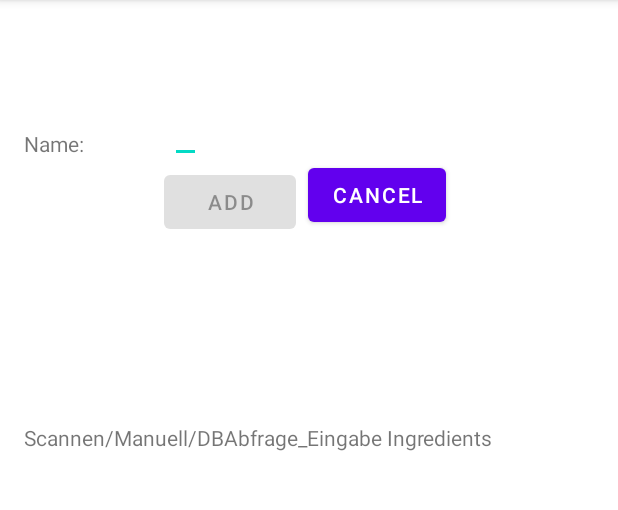
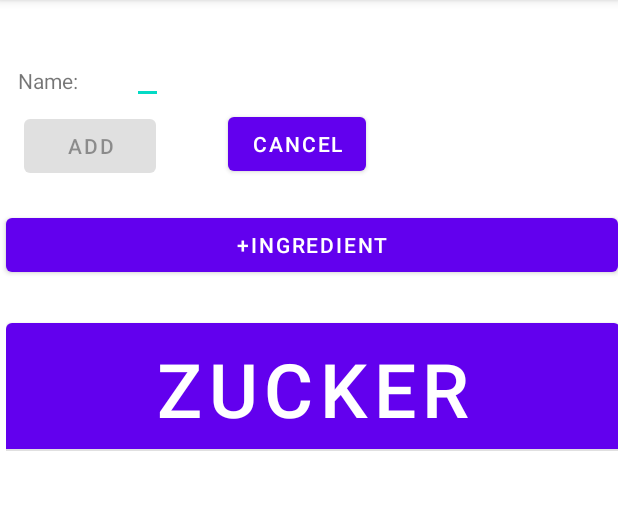
Before and after one commit to StardOva/Softwareprojekt, an Android app: the AddNewMealActivity screen opened directly, with no data from a screen before it, on a phone screen of 412 x 824 dp, the part 84-594 px from its top. Run offline under Robolectric (Android 15) with nearby library versions, the phone set to English and light mode, and no system bars; our stand-ins replace Room's generated code; 3 statements that could not run were skipped.

Commit message:
add test ingredient to meal shows all ingredients in AddMealActivity(not MealActivity)

```diff
--- /dev/null
+++ b/app/src/main/java/com/example/fitforfit/adapter/IngredientListAdapter.java
@@ -0,0 +1,89 @@
+package com.example.fitforfit.adapter;
+
+import android.content.Context;
+import android.content.Intent;
+import android.view.LayoutInflater;
+import android.view.View;
+import android.view.ViewGroup;
+import android.widget.Button;
+
+import androidx.annotation.NonNull;
+import androidx.recyclerview.widget.RecyclerView;
+
+import com.example.fitforfit.R;
+import com.example.fitforfit.entity.Ingredient;
+import com.example.fitforfit.entity.Meal;
+import com.example.fitforfit.ui.main.MealActivity;
+
+import java.util.List;
+
+public class IngredientListAdapter extends RecyclerView.Adapter<IngredientListAdapter.MyViewHolder>{
+
+    private Context context;
+    private Context addNewMealActivity;
+
+    private List<Ingredient> ingredientList;
+
+    public IngredientListAdapter(Context context) {
+        this.context = context;
+    }
+
+    public void setContext(Context addNewMealActivity){
+        this.addNewMealActivity = addNewMealActivity;
+    }
+
+    public void setIngredientList(List<Ingredient> ingredientList) {
+        this.ingredientList = ingredientList;
+        notifyDataSetChanged();
+    }
+
+
+
+    @NonNull
+    @Override
+    public IngredientListAdapter.MyViewHolder onCreateViewHolder(@NonNull ViewGroup parent, int viewType) {
+        View view = LayoutInflater.from(context).inflate(R.layout.recycler_row_tracker_ingredient, parent, false);
+
+        return new MyViewHolder(view);
+    }
+
+    @Override
+    public void onBindViewHolder(@NonNull IngredientListAdapter.MyViewHolder holder, int position) {
+        /*String meal_name = this.mealList.get(position).meal_name;
+        holder.mealButton.setText(meal_name);
+        String date = this.mealList.get(position).date;
+        String[] split = this.mealList.get(position).date.split("-");
+        String displayDate = split[2]+"."+split[1]+".";
+        holder.dayButton.setText(displayDate);
+
+       */
+        String ing_name = this.ingredientList.get(position).ingredient_name;
+        holder.ingredientButton.setText(ing_name.toString());
+        /*holder.ingredientButton.setOnClickListener(v -> {
+                //öffne Ingrdeint bearbeiten activity
+        });*/
+    }
+
+    @Override
+    public int getItemCount() {
+        return  this.ingredientList.size();
+    }
+
+
+
+    public class MyViewHolder extends RecyclerView.ViewHolder{
+        /*TextView tvFirstName;
+        TextView tvLastName;*/
+        /*Button mealButton;
+INHALT RECYCLER ROW LYOUT*/
+        Button ingredientButton;
+        public MyViewHolder(View view) {
+            super(view);
+            /*tvFirstName = view.findViewById(R.id.tvFirstName);
+            tvLastName = view.findViewById(R.id.tvLastName);
+            mealButton = view.findViewById(R.id.buttonMeal);*/
+            ingredientButton = view.findViewById(R.id.buttonIngredient);
+
+        }
+    }
+}
--- a/app/src/main/java/com/example/fitforfit/dao/IngredientDao.java
+++ b/app/src/main/java/com/example/fitforfit/dao/IngredientDao.java
@@ -25,4 +25,7 @@ public interface IngredientDao {
 
     @Update
     void update(Ingredient ingredient);
+
+    @Query("SELECT * FROM ingredient WHERE meal_id = :mealId")
+    List<Ingredient> getAllIngredientsOnMeal(int mealId);
 }
--- a/app/src/main/java/com/example/fitforfit/dao/MealDao.java
+++ b/app/src/main/java/com/example/fitforfit/dao/MealDao.java
@@ -20,6 +20,9 @@ public interface MealDao {
     @Query("SELECT * FROM meal WHERE day_id = :id ORDER BY meal_id DESC")
     List<Meal> getAllMealsOnDay(int id);
 
+    @Query("SELECT MAX(meal_id) FROM meal")
+    int getLastMealId();
+
     @Query("DELETE FROM meal WHERE meal_id = :id")
     void deleteMealById(int id);
 
@@ -31,4 +34,7 @@ public interface MealDao {
 
     @Update
     void update(Meal meal);
+
+    @Query("UPDATE meal SET meal_name = :name, time = :time WHERE meal_id = :meal_id")
+    void updateMealNameTimeByMealId(String name, String time, int meal_id);
 }
--- a/app/src/main/java/com/example/fitforfit/database/AppDatabase.java
+++ b/app/src/main/java/com/example/fitforfit/database/AppDatabase.java
@@ -19,7 +19,7 @@ import com.example.fitforfit.entity.Training;
 import com.example.fitforfit.entity.Workout;
 import com.example.fitforfit.entity.WorkoutExercise;
 
-@Database(entities = {Exercise.class, Training.class, Workout.class, WorkoutExercise.class, Day.class, Meal.class, Ingredient.class, Product.class}, version = 11)
+@Database(entities = {Exercise.class, Training.class, Workout.class, WorkoutExercise.class, Day.class, Meal.class, Ingredient.class, Product.class}, version = 12)
 public abstract class AppDatabase extends RoomDatabase {
 
     public abstract ExerciseDao exerciseDao();
--- a/app/src/main/java/com/example/fitforfit/entity/Ingredient.java
+++ b/app/src/main/java/com/example/fitforfit/entity/Ingredient.java
@@ -17,12 +17,13 @@ import androidx.room.PrimaryKey;
                         childColumns = "meal_id",
                         onDelete = CASCADE
                 ),
-                @ForeignKey(
+                /*TODO Kommentar aufheben -> Testzwecke da NullPointer wenn noch kein Produkt vorhanden*/
+                /*@ForeignKey(
                         entity = Product.class,
                         parentColumns = "product_id",
                         childColumns = "product_id",
                         onDelete = CASCADE
-                )
+                )*/
         })
 public class Ingredient {
 
--- a/app/src/main/java/com/example/fitforfit/ui/main/AddNewMealActivity.java
+++ b/app/src/main/java/com/example/fitforfit/ui/main/AddNewMealActivity.java
@@ -1,17 +1,25 @@
 package com.example.fitforfit.ui.main;
 
 import androidx.appcompat.app.AppCompatActivity;
+import androidx.recyclerview.widget.DividerItemDecoration;
+import androidx.recyclerview.widget.LinearLayoutManager;
+import androidx.recyclerview.widget.RecyclerView;
 
 import android.content.Intent;
+import android.os.AsyncTask;
 import android.os.Bundle;
 import android.text.Editable;
 import android.text.TextWatcher;
 import android.util.Log;
+import android.view.View;
 import android.widget.Button;
 import android.widget.EditText;
 import android.widget.TextView;
 import com.example.fitforfit.R;
+import com.example.fitforfit.adapter.IngredientListAdapter;
+import com.example.fitforfit.adapter.MealListAdapter;
 import com.example.fitforfit.database.AppDatabase;
+import com.example.fitforfit.entity.Ingredient;
 import com.example.fitforfit.entity.Meal;
 import com.example.fitforfit.entity.Workout;
 import com.example.fitforfit.singleton.Database;
@@ -22,6 +30,7 @@ public class AddNewMealActivity extends AppCompatActivity {
 
     int dayId;
     List<Meal> mealList;
+    private IngredientListAdapter ingListAdapter;
 
     @Override
     protected void onCreate(Bundle savedInstanceState) {
@@ -29,6 +38,11 @@ public class AddNewMealActivity extends AppCompatActivity {
         setContentView(R.layout.activity_add_new_meal);
 
         initViews();
+
+        initRecyclerView();// zeigt alle Zutaten des meals
+        loadIngredientList();
+
+
 
     }
 
@@ -49,6 +63,15 @@ public class AddNewMealActivity extends AppCompatActivity {
         EditText mealNameText = findViewById(R.id.mealNameEditText);
         mealNameText.setText("");
 
+        Button addIngredient = findViewById(R.id.addIngToMealButton);
+        addIngredient.setText("+Ingredient");
+        addIngredient.setOnClickListener((v -> {
+            //AddIngredientToMealActivity öffnen
+            Intent intent = new Intent(this, AddIngredientToMealActivity.class);
+            intent.putExtra("mealId", String.valueOf(db.mealDao().getLastMealId()));
+            this.startActivity(intent);
+        }));
+
         Button addButton = findViewById(R.id.addButton);
         addButton.setEnabled(false);
         addButton.setText("Add");
@@ -58,12 +81,8 @@ public class AddNewMealActivity extends AppCompatActivity {
                 name = "Meal#" + mealCount+1;
             }
             Log.d("MealAdded", "Added Meal on Day: " + this.dayId);
-            Meal newmeal = new Meal();
-            newmeal.meal_name = name;
-            //TODO automatic timestamp
-            newmeal.time = "18:34";//timestap.tostring;
-            newmeal.day_id = this.dayId;
-            db.mealDao().insert(newmeal);
+            //TODO auto timestamp
+            db.mealDao().updateMealNameTimeByMealId(name, "18:34", db.mealDao().getLastMealId());
 
             finish();
 
@@ -72,6 +91,7 @@ public class AddNewMealActivity extends AppCompatActivity {
         cancelButton.setText("Cancel");
         cancelButton.setOnClickListener((v -> {
 
+            db.mealDao().deleteMealById(db.mealDao().getLastMealId());
             finish();
 
         }));
@@ -114,6 +134,27 @@ public class AddNewMealActivity extends AppCompatActivity {
         });
     }
 
+    private void initRecyclerView() {
+        AsyncTask.execute(() -> {
+            RecyclerView recyclerViewMeals = findViewById(R.id.recyclerViewMeals);
+            recyclerViewMeals.setLayoutManager(new LinearLayoutManager(this));
+
+            DividerItemDecoration dividerItemDecoration = new DividerItemDecoration(this, DividerItemDecoration.VERTICAL);
+            recyclerViewMeals.addItemDecoration(dividerItemDecoration);
+            ingListAdapter = new IngredientListAdapter(this);
+            recyclerViewMeals.setAdapter(ingListAdapter);
+        });
+    }
+    private void loadIngredientList() {
+
+        AppDatabase db = Database.getInstance(this);
+        //mealID id des zukünftigen MEals
+        int mealId = db.mealDao().getLastMealId();
+        List<Ingredient> ingredientList = db.ingredientDao().getAllIngredientsOnMeal(mealId);
+        ingListAdapter.setContext(this);
+        ingListAdapter.setIngredientList(ingredientList);
+    }
+
     /*
     String dayIdS = getIntent().getStringExtra("dayId");
     int dayId = Interger.valueof(dayIdS);
@@ -125,4 +166,10 @@ public class AddNewMealActivity extends AppCompatActivity {
             newmeal.day_id = this.dayId;
             db.mealDao().insert(newmeal);
      */
+
+    @Override
+    protected void onResume() {
+        super.onResume();
+        loadIngredientList();
+    }
 }
--- a/app/src/main/res/layout/activity_add_new_meal.xml
+++ b/app/src/main/res/layout/activity_add_new_meal.xml
@@ -10,8 +10,8 @@
         android:id="@+id/mealNameEditText"
         android:layout_width="wrap_content"
         android:layout_height="wrap_content"
-        android:layout_marginStart="113dp"
-        android:layout_marginTop="63dp"
+        android:layout_marginStart="88dp"
+        android:layout_marginTop="24dp"
 
         app:layout_constraintStart_toStartOf="parent"
         app:layout_constraintTop_toTopOf="parent" />
@@ -20,8 +20,8 @@
         android:id="@+id/addButton"
         android:layout_width="wrap_content"
         android:layout_height="wrap_content"
-        android:layout_marginStart="109dp"
-        android:layout_marginTop="2dp"
+        android:layout_marginStart="16dp"
+        android:layout_marginTop="4dp"
         android:text="Button"
         app:layout_constraintStart_toStartOf="parent"
         app:layout_constraintTop_toBottomOf="@+id/mealNameEditText" />
@@ -30,8 +30,8 @@
         android:id="@+id/textmeal"
         android:layout_width="wrap_content"
         android:layout_height="wrap_content"
-        android:layout_marginStart="16dp"
-        android:layout_marginTop="86dp"
+        android:layout_marginStart="12dp"
+        android:layout_marginTop="44dp"
         android:text="TextView"
         app:layout_constraintStart_toStartOf="parent"
         app:layout_constraintTop_toTopOf="parent" />
@@ -50,19 +50,28 @@
         android:id="@+id/cancelButton"
         android:layout_width="wrap_content"
         android:layout_height="wrap_content"
-        android:layout_marginStart="8dp"
-        android:layout_marginTop="106dp"
+        android:layout_marginStart="48dp"
+        android:layout_marginTop="72dp"
 
         app:layout_constraintStart_toEndOf="@+id/addButton"
         app:layout_constraintTop_toTopOf="parent" />
 
-    <TextView
-        android:id="@+id/textView4"
-        android:layout_width="wrap_content"
+    <Button
+        android:id="@+id/addIngToMealButton"
+        android:layout_width="match_parent"
         android:layout_height="wrap_content"
-        android:layout_marginStart="16dp"
-        android:layout_marginTop="123dp"
-        android:text="Scannen/Manuell/DBAbfrage_Eingabe Ingredients"
+        android:layout_marginStart="4dp"
+        android:layout_marginTop="18dp"
+        android:text="Button"
         app:layout_constraintStart_toStartOf="parent"
         app:layout_constraintTop_toBottomOf="@+id/addButton" />
+
+    <androidx.recyclerview.widget.RecyclerView
+        android:id="@+id/recyclerViewMeals"
+        android:layout_width="409dp"
+        android:layout_height="527dp"
+        android:layout_marginStart="4dp"
+        android:layout_marginTop="12dp"
+        app:layout_constraintStart_toStartOf="parent"
+        app:layout_constraintTop_toBottomOf="@+id/addIngToMealButton" />
 </androidx.constraintlayout.widget.ConstraintLayout>
--- /dev/null
+++ b/app/src/main/res/layout/recycler_row_tracker_ingredient.xml
@@ -0,0 +1,18 @@
+<?xml version="1.0" encoding="utf-8"?>
+<LinearLayout xmlns:android="http://schemas.android.com/apk/res/android"
+    android:id="@+id/linearLayout"
+    android:layout_width="match_parent"
+    android:layout_height="wrap_content"
+    android:orientation="vertical">
+
+    <Button
+        android:id="@+id/buttonIngredient"
+        android:layout_width="match_parent"
+        android:layout_height="100dp"
+        android:text="Ingredient"
+        android:textSize="50dp"
+        android:translationY="10dp"
+
+        />
+
+</LinearLayout>
--- a/build.gradle
+++ b/build.gradle
@@ -5,7 +5,7 @@ buildscript {
         mavenCentral()
     }
     dependencies {
-        classpath "com.android.tools.build:gradle:7.0.4"
+        classpath 'com.android.tools.build:gradle:7.1.0'
 
         // NOTE: Do not place your application dependencies here; they belong
         // in the individual module build.gradle files
```
Also changed, not shown: app/src/main/AndroidManifest.xml (+4 -3 lines), app/src/main/java/com/example/fitforfit/fragments/TrackerMealsFragment.java (+7 -5 lines), app/src/main/java/com/example/fitforfit/ui/main/AddIngredientToMealActivity.java (added, +46 -0 lines), app/src/main/res/layout/activity_add_ingredient_to_meal.xml (added, +68 -0 lines).
